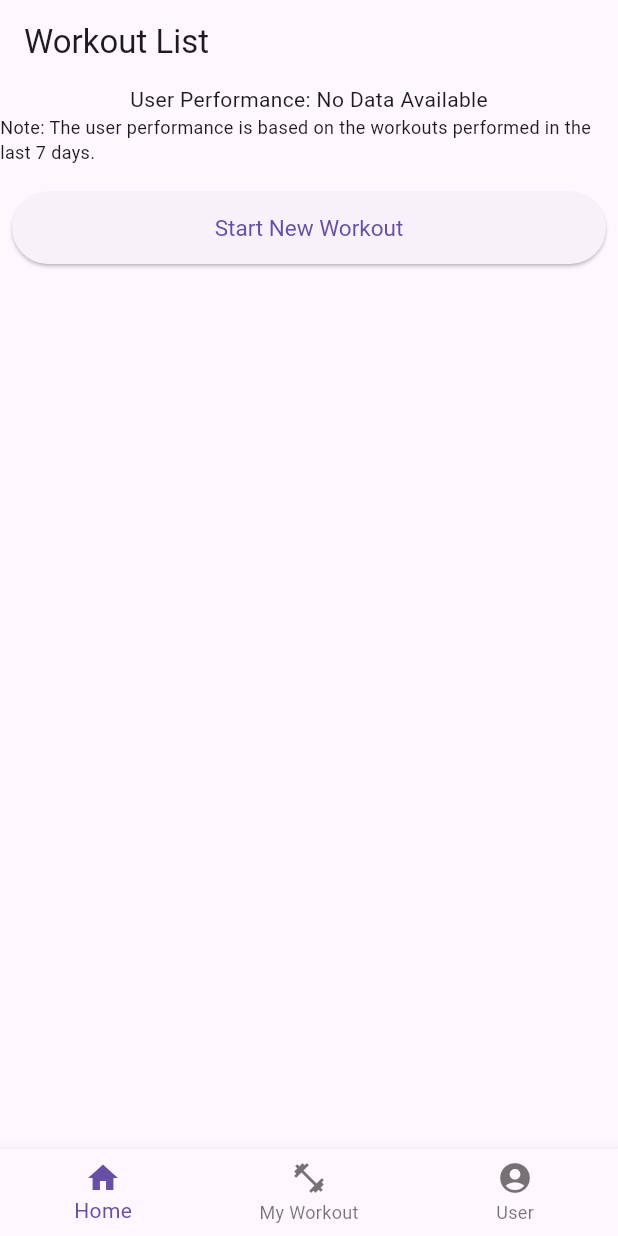
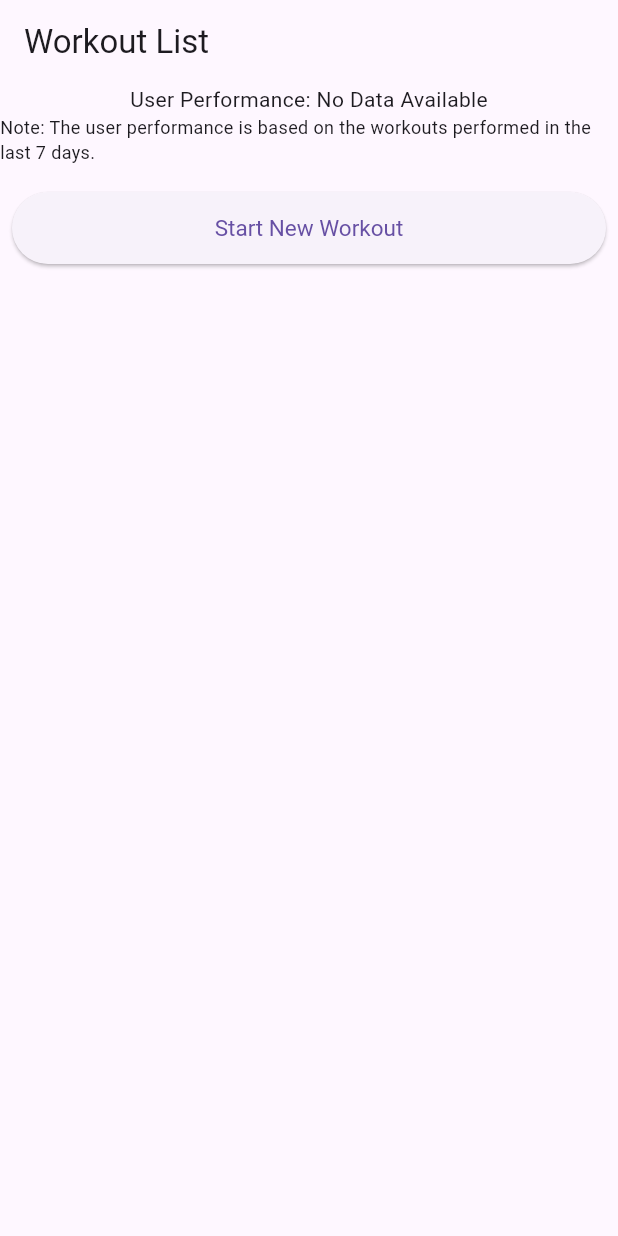
Before and after one commit to esousasilva/Eduardo-Mobile-App-CPSC-5250, a Flutter app: the screen it shows after launch, on a phone screen of 412 x 824 dp. Run offline on Flutter 3.47's test engine with Material 3 defaults, Android fonts, the phone set to English and light mode, and no system bars.

Commit message:
Added a statement to load workouts from database at workout_history_page.dart file

```diff
--- a/lib/pages/workout_history_page.dart
+++ b/lib/pages/workout_history_page.dart
@@ -12,6 +12,7 @@ class WorkoutHistoryPage extends StatelessWidget {
   @override
   Widget build(BuildContext context) {
     final workoutViewModel = context.watch<WorkoutViewModel>();
+    workoutViewModel.loadWorkouts();
     return Scaffold(
       appBar: AppBar(title: Text('Workout List')),
       body: SingleChildScrollView(
@@ -58,22 +59,6 @@ class WorkoutHistoryPage extends StatelessWidget {
           ],
         ),
       ),
-      bottomNavigationBar: BottomNavigationBar(
-        items: const <BottomNavigationBarItem>[
-          BottomNavigationBarItem(
-            icon: Icon(Icons.home),
-            label: 'Home',
-          ),
-          BottomNavigationBarItem(
-            icon: Icon(Icons.fitness_center),
-            label: 'My Workout',
-          ),
-          BottomNavigationBarItem(
-            icon: Icon(Icons.account_circle),
-            label: 'User',
-          ),
-        ],
-      ),
     );
   }
 }
```
